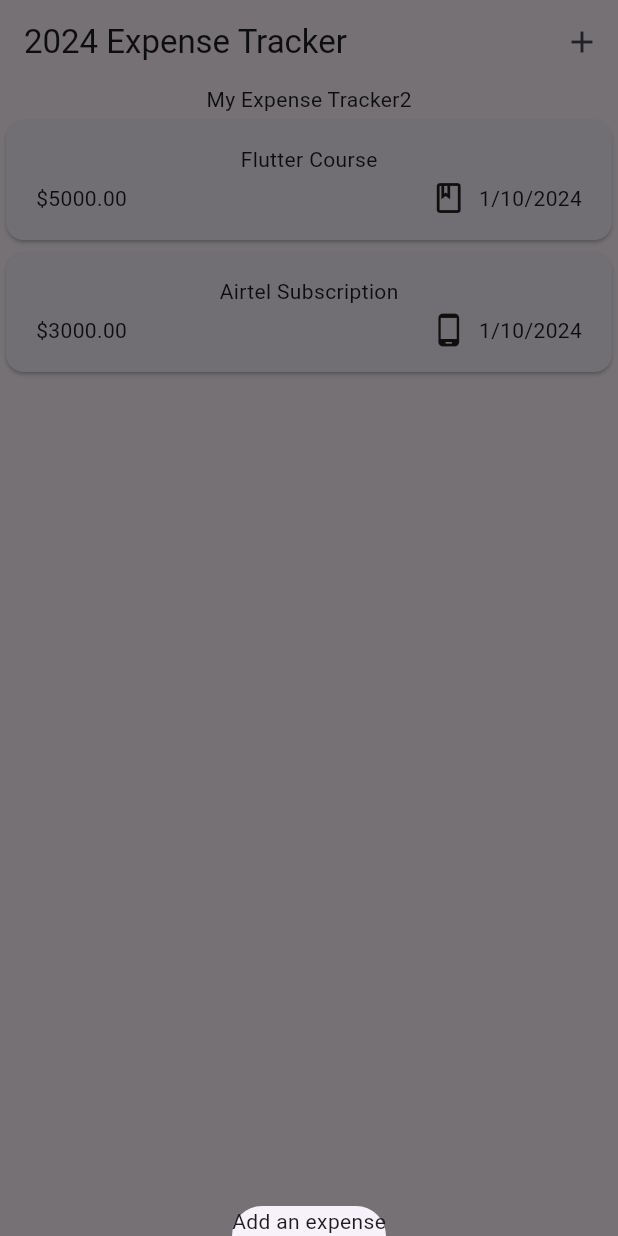
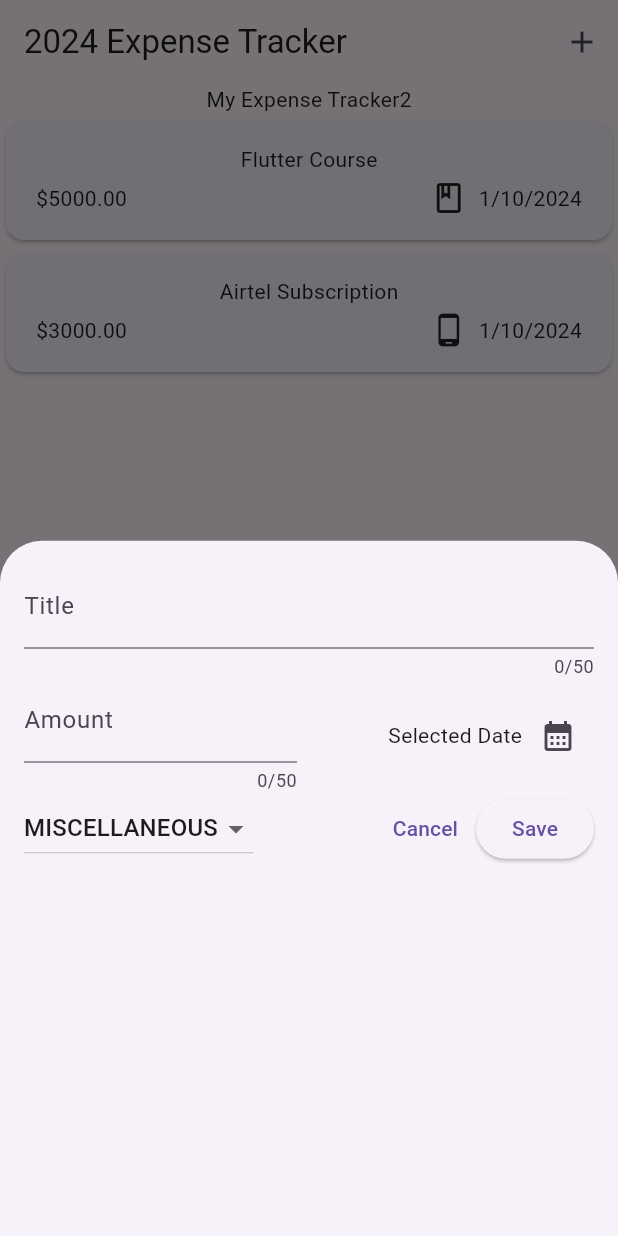
Before and after one commit to Nweke273/expense_tracker, a Flutter app: the screen it shows after launch, after a tap on the "add" icon, on a phone screen of 412 x 824 dp. Run offline on Flutter 3.47's test engine with Material 3 defaults, Android fonts, the phone set to English and light mode, and no system bars.

Commit message:
Feat: Error handling in user inputs

```diff
--- a/lib/expenses.dart
+++ b/lib/expenses.dart
@@ -1,5 +1,6 @@
 import 'package:expense_tracker/models/expense.dart';
 import 'package:expense_tracker/widgets/expenses/expense_list.dart';
+import 'package:expense_tracker/widgets/expenses/new_expense.dart';
 import 'package:flutter/material.dart';
 
 class Expenses extends StatefulWidget {
@@ -26,7 +27,7 @@ class _ExpensesState extends State<Expenses> {
 
   void _openAddExpenseOverlay() {
     showModalBottomSheet(
-        context: context, builder: (ctx) => (const Text("Add an expense")));
+        context: context, builder: (ctx) => (const NewExpense()));
   }
 
   @override
--- /dev/null
+++ b/lib/widgets/expenses/new_expense.dart
@@ -0,0 +1,139 @@
+import 'package:expense_tracker/models/expense.dart';
+import 'package:flutter/material.dart';
+
+class NewExpense extends StatefulWidget {
+  const NewExpense({super.key});
+
+  @override
+  State<NewExpense> createState() {
+    return _NewExpenseState();
+  }
+}
+
+class _NewExpenseState extends State<NewExpense> {
+  @override
+  final _titleController = TextEditingController();
+  final _amountController = TextEditingController();
+  DateTime? _selectedDate;
+  Category _selectedCategory = Category.miscellaneous;
+
+  @override
+  void dispose() {
+    _titleController.dispose();
+    super.dispose();
+  }
+
+  void closePop() {
+    Navigator.pop(context);
+  }
+
+  void _submitExpenseDate() {
+    final title = _titleController.text.trim();
+    final amount = double.tryParse(_amountController.text);
+
+    final amountIsInvalid = amount == null || amount <= 0;
+    final titleIsInvalid = title.isEmpty;
+    final dateIsInvalid = _selectedDate == null;
+
+    if (amountIsInvalid || titleIsInvalid || dateIsInvalid) {
+      showDialog(
+          context: context,
+          builder: (ctx) => AlertDialog(
+                title: const Text("Invalid input"),
+                content: const Text(
+                    "Please ensure you have entered the correct data for all inputs"),
+                actions: [
+                  TextButton(onPressed: closePop, child: const Text('Okay'))
+                ],
+              ));
+    }
+  }
+
+  void _presentDatePicker() async {
+    final now = DateTime.now();
+    final firstDate = DateTime(now.year - 1, now.month, now.day);
+    final pickedDate = await showDatePicker(
+        context: context,
+        initialDate: now,
+        firstDate: firstDate,
+        lastDate: now);
+
+    setState(() {
+      _selectedDate = pickedDate;
+    });
+  }
+
+  Widget build(BuildContext context) {
+    return Padding(
+      padding: const EdgeInsets.all(16),
+      child: Column(
+        children: [
+          TextField(
+            controller: _titleController,
+            maxLength: 50,
+            decoration: const InputDecoration(
+                hintText: 'Enter expense', labelText: 'Title'),
+          ),
+          Row(
+            children: [
+              Expanded(
+                child: TextField(
+                  controller: _amountController,
+                  maxLength: 50,
+                  keyboardType: TextInputType.number,
+                  decoration: const InputDecoration(
+                      prefixText: '₦',
+                      hintText: 'Enter expense amount',
+                      labelText: 'Amount'),
+                ),
+              ),
+              const SizedBox(
+                width: 16,
+              ),
+              Expanded(
+                child: Row(
+                  mainAxisAlignment: MainAxisAlignment.end,
+                  children: [
+                    Text(_selectedDate == null
+                        ? 'Selected Date'
+                        : formatter.format(_selectedDate!)),
+                    IconButton(
+                      onPressed: _presentDatePicker,
+                      icon: const Icon(Icons.calendar_month),
+                    )
+                  ],
+                ),
+              )
+            ],
+          ),
+          Row(
+            children: [
+              DropdownButton(
+                  value: _selectedCategory,
+                  items: Category.values
+                      .map(
+                        (category) => DropdownMenuItem(
+                          child: Text(category.name.toUpperCase()),
+                          value: category,
+                        ),
+                      )
+                      .toList(),
+                  onChanged: (value) {
+                    if (value == null) {
+                      return;
+                    }
+                    setState(() {
+                      _selectedCategory = value;
+                    });
+                  }),
+              const Spacer(),
+              TextButton(onPressed: closePop, child: const Text("Cancel")),
+              ElevatedButton(
+                  onPressed: _submitExpenseDate, child: const Text('Save')),
+            ],
+          ),
+        ],
+      ),
+    );
+  }
+}
```
